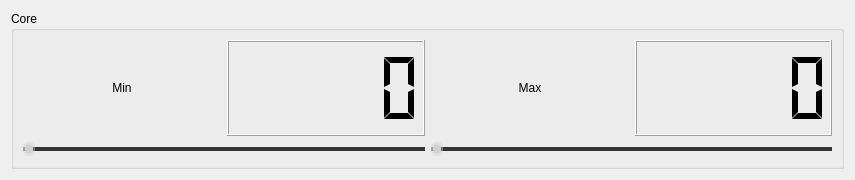
First picture: the form in LenovoLegion/LenovoLegion-Application/ThreadFrequencyControl.ui, repository bolekjar/LenovoLegion, before the edit.
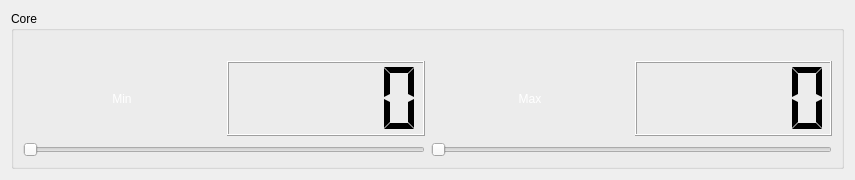
Second picture: the form after the edit.

The edit to the form file:
```diff
--- a/LenovoLegion/LenovoLegion-Application/ThreadFrequencyControl.ui
+++ b/LenovoLegion/LenovoLegion-Application/ThreadFrequencyControl.ui
@@ -14,65 +14,8 @@
    <string>Form</string>
   </property>
   <property name="styleSheet">
-   <string notr="true">/*-----QSlider-----*/
-
-QSlider:horizontal {
-    min-height: 14px;
-	background-color: transparent;
-}
-
-QSlider::groove:horizontal 
-{
-	background-color: transparent;
-	height: 4px;
-}
-
-
-QSlider::sub-page:horizontal 
-{
-	background-color: gray;
-}
-
-
-QSlider::add-page:horizontal 
-{
-	background-color: #363535;
-}
-
-QSlider::handle:horizontal 
-{
-	width: 12px;
-    margin-top: -5px;
-    margin-bottom: -5px;
-    border-radius: 5px;
-	background: qradialgradient(spread:reflect, cx:0.5, cy:0.5, radius:0.5, fx:0.5, fy:0.5, stop:0.6 rgba(210, 210, 210, 255), stop:0.7 rgba(210, 210, 210, 100));
-}
-
-
-QSlider::handle:horizontal:hover 
-{
-	 background: qradialgradient(spread:reflect, cx:0.5, cy:0.5, radius:0.5, fx:0.5, fy:0.5, stop:0.6 rgba(255, 255, 255, 255), stop:0.7 rgba(255, 255, 255, 100));
-}
-
-
-QSlider::sub-page:horizontal:disabled 
-{
-	background-color: gray;
-	border-color: gray;
-}
-
-
-QSlider::add-page:horizontal:disabled 
-{
-	background-color: #363535;
-	border-color: #363535;
-}
-
-
-QSlider::handle:horizontal:disabled 
-{
-	background-color: gray;
-	border: 1px solid gray;
+   <string notr="true">QLabel {
+	color: rgb(255, 255, 255);
 }</string>
   </property>
   <layout class="QVBoxLayout" name="verticalLayout_3">
@@ -82,6 +25,9 @@
       <string>Core</string>
      </property>
      <layout class="QHBoxLayout" name="horizontalLayout_3">
+      <property name="topMargin">
+       <number>30</number>
+      </property>
       <item>
        <layout class="QVBoxLayout" name="verticalLayout_2">
         <item>
```
